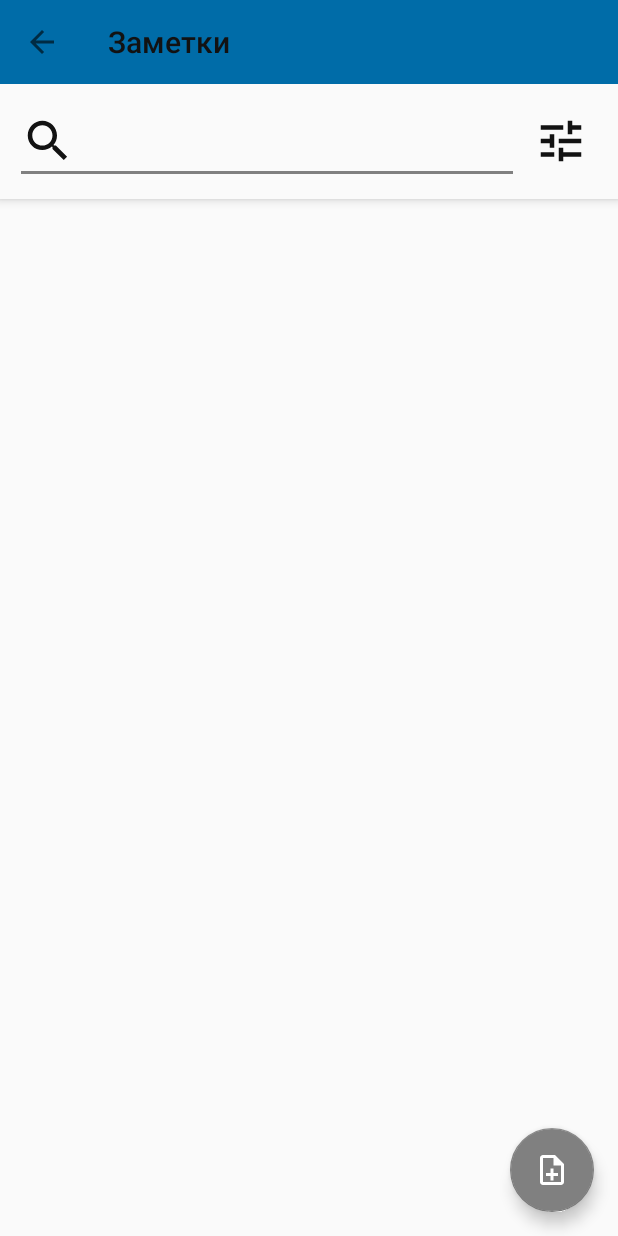
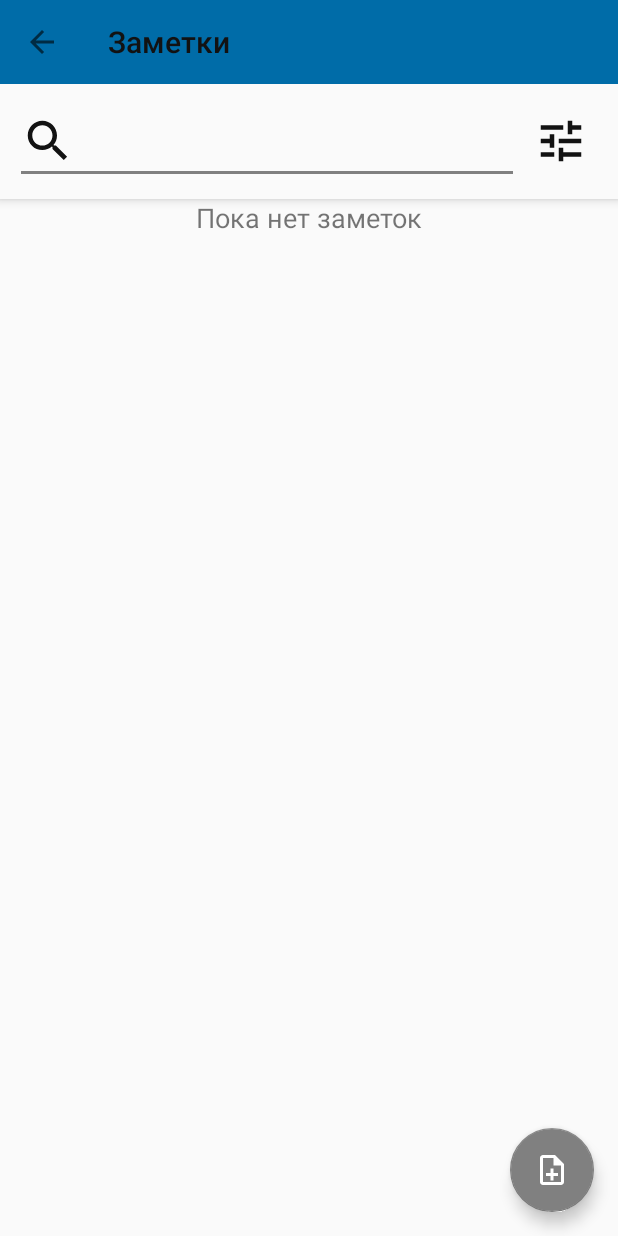
Before and after one commit to ghostwalker18/SchedulePATC, an Android app: the screen it shows after launch (NotesActivity), after a tap on "Открыть заметки", on a phone screen of 412 x 824 dp. Run offline under Robolectric (Android 15) with nearby library versions, the phone set to English and light mode, and no system bars; our stand-ins replace Room's generated code; libraries missing offline, so code that uses them is left out: com.tom_roush.pdfbox; pictures from the network do not load; 16 statements that could not run were skipped.

Commit message:
updated notes activity ui

```diff
--- a/app/src/main/java/com/ghostwalker18/schedulePATC/NotesActivity.kt
+++ b/app/src/main/java/com/ghostwalker18/schedulePATC/NotesActivity.kt
@@ -93,7 +93,13 @@ class NotesActivity : AppCompatActivity() {
             }
         }
         model.getNotes().observe(this) {
-            notes -> binding.notes.adapter = NoteAdapter(notes!!, listener)
+            notes -> run {
+                if (notes?.size == 0)
+                    binding.noNotesNotification.visibility = View.VISIBLE
+                else
+                    binding.noNotesNotification.visibility = View.GONE
+                binding.notes.adapter = NoteAdapter(notes!!, listener)
+            }
         }
         filter = NotesFilterFragment()
         binding.filter.setOnClickListener{ openFilterFragment() }
--- a/app/src/main/java/com/ghostwalker18/schedulePATC/ScheduleApp.kt
+++ b/app/src/main/java/com/ghostwalker18/schedulePATC/ScheduleApp.kt
@@ -31,7 +31,7 @@ import java.util.Locale
  * </p>
  *
  * @author  Ипатов Никита
- * @version  1.0
+ * @since  1.0
  */
 class ScheduleApp: Application(), OnSharedPreferenceChangeListener {
     private lateinit var preferences: SharedPreferences
--- a/app/src/main/res/layout/activity_notes.xml
+++ b/app/src/main/res/layout/activity_notes.xml
@@ -84,11 +84,21 @@
         </LinearLayout>
     </com.google.android.material.appbar.AppBarLayout>
 
-    <FrameLayout
+    <LinearLayout
         android:id="@+id/notes_container"
         android:layout_width="match_parent"
         android:layout_height="match_parent"
+        android:orientation="vertical"
         app:layout_behavior="com.google.android.material.appbar.AppBarLayout$ScrollingViewBehavior">
+
+        <TextView
+            android:id="@+id/no_notes_notification"
+            android:layout_width="match_parent"
+            android:layout_height="wrap_content"
+            android:textAlignment="center"
+            android:textSize="@dimen/schedule_text_size"
+            android:text="@string/no_notes_now"
+            android:visibility="gone"/>
 
         <androidx.recyclerview.widget.RecyclerView
             android:id="@+id/notes"
@@ -96,7 +106,7 @@
             android:layout_height="match_parent"
             android:paddingHorizontal="10dp"
             app:layoutManager="androidx.recyclerview.widget.LinearLayoutManager"/>
-    </FrameLayout>
+    </LinearLayout>
 
     <com.google.android.material.floatingactionbutton.FloatingActionButton
         android:id="@+id/edit_note"
--- a/app/src/main/res/values/platform_strings.xml
+++ b/app/src/main/res/values/platform_strings.xml
@@ -13,6 +13,7 @@
   ~ limitations under the License.
   -->
 <resources>
+    <string name="no_notes_now">Пока нет заметок</string>
     <string name="download_approvement">Подтверждение скачивания</string>
     <string name="download_notice">Количество файлов расписания для скачивания: %1$d. Вы хотите скачать их?</string>
     <string name="download_ok">Скачать</string>
```
Also changed, not shown: 5 other files.
